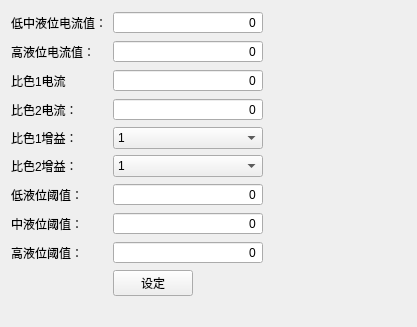
Qt form lightvoltage.ui (DREAM251/WaterMonitoring) before a commit.
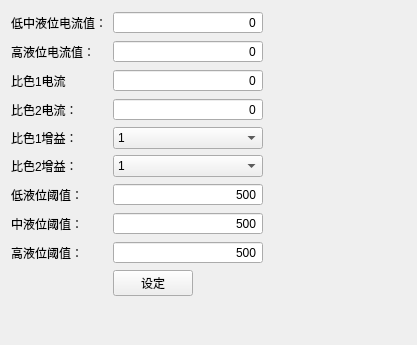
The same form after that commit.

Commit message: 添加打印方法数据库，编辑功能改进

Diff of the .ui file:
```diff
--- a/lightvoltage.ui
+++ b/lightvoltage.ui
@@ -7,7 +7,7 @@
     <x>0</x>
     <y>0</y>
     <width>417</width>
-    <height>327</height>
+    <height>345</height>
    </rect>
   </property>
   <property name="windowTitle">
@@ -246,8 +246,11 @@
      <property name="buttonSymbols">
       <enum>QAbstractSpinBox::NoButtons</enum>
      </property>
+     <property name="minimum">
+      <number>500</number>
+     </property>
      <property name="maximum">
-      <number>60</number>
+      <number>3500</number>
      </property>
     </widget>
    </item>
@@ -272,8 +275,11 @@
      <property name="buttonSymbols">
       <enum>QAbstractSpinBox::NoButtons</enum>
      </property>
+     <property name="minimum">
+      <number>500</number>
+     </property>
      <property name="maximum">
-      <number>60</number>
+      <number>3500</number>
      </property>
     </widget>
    </item>
@@ -298,8 +304,11 @@
      <property name="buttonSymbols">
       <enum>QAbstractSpinBox::NoButtons</enum>
      </property>
+     <property name="minimum">
+      <number>500</number>
+     </property>
      <property name="maximum">
-      <number>60</number>
+      <number>3500</number>
      </property>
     </widget>
    </item>
```
